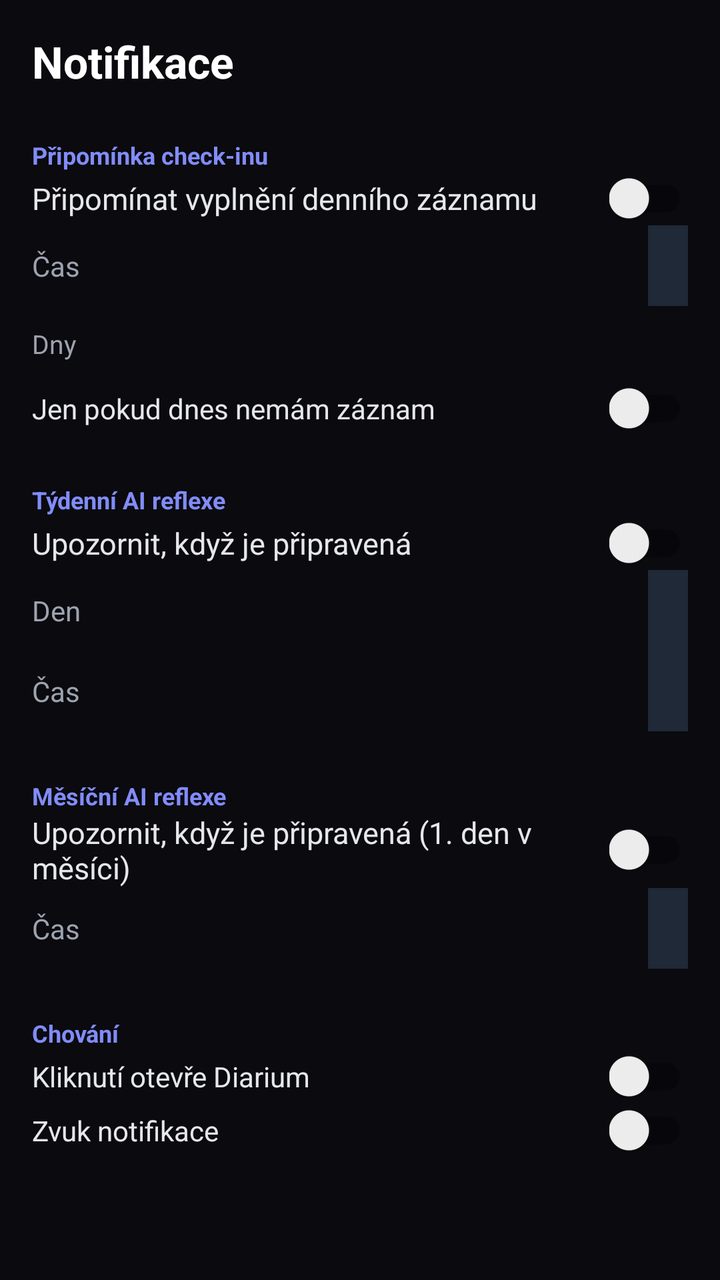
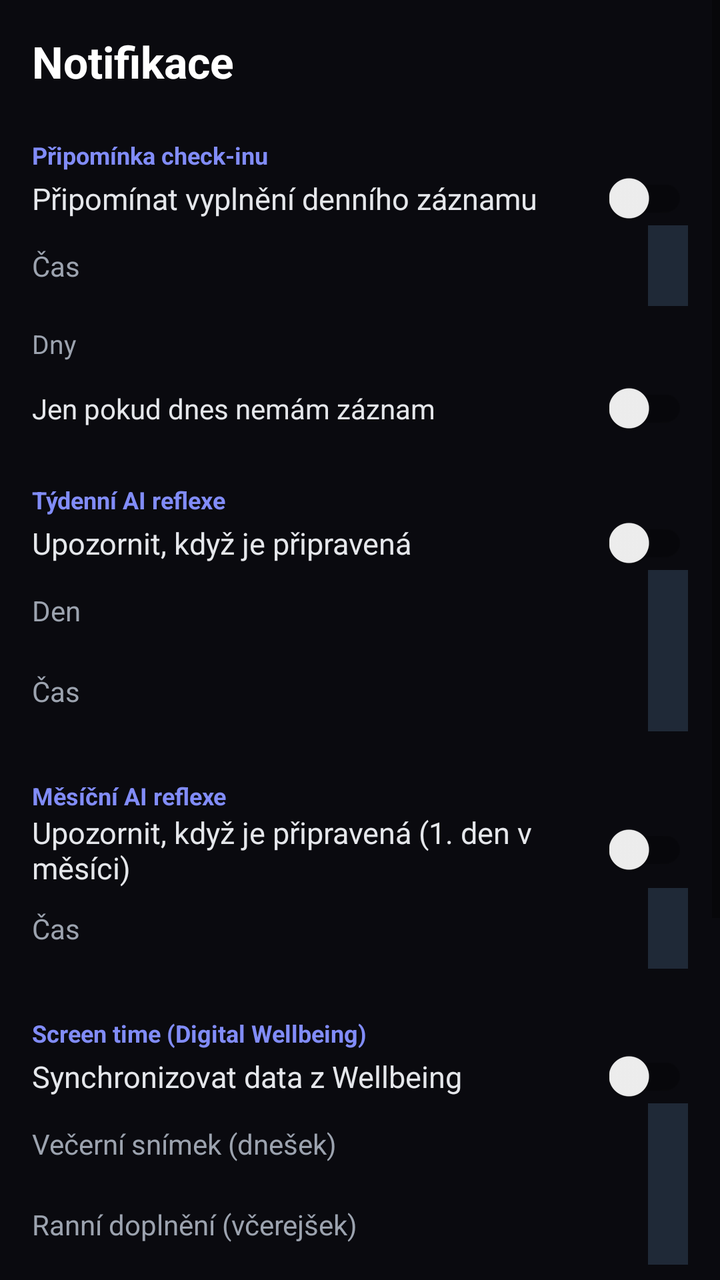

Two renders of the same Android screen: before a commit and after it. Below are the layout's source before the change and the commit's diff.
<!-- AndroidManifest.xml: activity theme Theme.Diarium -->
<!-- res/layout/activity_notification_settings.xml -->
<?xml version="1.0" encoding="utf-8"?>
<ScrollView xmlns:android="http://schemas.android.com/apk/res/android"
    android:layout_width="match_parent"
    android:layout_height="match_parent"
    android:background="#0a0a0f">

    <LinearLayout
        android:layout_width="match_parent"
        android:layout_height="wrap_content"
        android:orientation="vertical"
        android:padding="16dp">

        <TextView
            android:layout_width="wrap_content"
            android:layout_height="wrap_content"
            android:text="Notifikace"
            android:textColor="#ffffff"
            android:textSize="22sp"
            android:textStyle="bold" />

        <TextView
            android:id="@+id/systemStatus"
            android:layout_width="match_parent"
            android:layout_height="wrap_content"
            android:layout_marginTop="12dp"
            android:background="#1f2937"
            android:padding="12dp"
            android:textColor="#fca5a5"
            android:textSize="13sp"
            android:visibility="gone" />

        
        <TextView
            android:layout_width="wrap_content"
            android:layout_height="wrap_content"
            android:layout_marginTop="24dp"
            android:text="Připomínka check-inu"
            android:textColor="#818cf8"
            android:textSize="12sp"
            android:textStyle="bold" />

        <LinearLayout
            android:layout_width="match_parent"
            android:layout_height="wrap_content"
            android:orientation="horizontal"
            android:gravity="center_vertical">
            <TextView
                android:layout_width="0dp"
                android:layout_height="wrap_content"
                android:layout_weight="1"
                android:text="Připomínat vyplnění denního záznamu"
                android:textColor="#e5e7eb"
                android:textSize="15sp" />
            <androidx.appcompat.widget.SwitchCompat
                android:id="@+id/reminderEnabled"
                android:layout_width="wrap_content"
                android:layout_height="wrap_content" />
        </LinearLayout>

        <LinearLayout
            android:layout_width="match_parent"
            android:layout_height="wrap_content"
            android:orientation="horizontal"
            android:gravity="center_vertical">
            <TextView
                android:layout_width="0dp"
                android:layout_height="wrap_content"
                android:layout_weight="1"
                android:text="Čas"
                android:textColor="#9ca3af"
                android:textSize="14sp" />
            <TextView
                android:id="@+id/reminderTime"
                android:layout_width="wrap_content"
                android:layout_height="wrap_content"
                android:background="#1f2937"
                android:padding="10dp"
                android:textColor="#ffffff"
                android:textSize="15sp" />
        </LinearLayout>

        <TextView
            android:layout_width="wrap_content"
            android:layout_height="wrap_content"
            android:layout_marginTop="10dp"
            android:text="Dny"
            android:textColor="#9ca3af"
            android:textSize="13sp" />

        <HorizontalScrollView
            android:layout_width="match_parent"
            android:layout_height="wrap_content">
            <LinearLayout
                android:id="@+id/reminderDaysRow"
                android:layout_width="wrap_content"
                android:layout_height="wrap_content"
                android:orientation="horizontal" />
        </HorizontalScrollView>

        <LinearLayout
            android:layout_width="match_parent"
            android:layout_height="wrap_content"
            android:layout_marginTop="10dp"
            android:orientation="horizontal"
            android:gravity="center_vertical">
            <TextView
                android:layout_width="0dp"
                android:layout_height="wrap_content"
                android:layout_weight="1"
                android:text="Jen pokud dnes nemám záznam"
                android:textColor="#e5e7eb"
                android:textSize="14sp" />
            <androidx.appcompat.widget.SwitchCompat
                android:id="@+id/smartReminder"
                android:layout_width="wrap_content"
                android:layout_height="wrap_content" />
        </LinearLayout>

        
        <TextView
            android:layout_width="wrap_content"
            android:layout_height="wrap_content"
            android:layout_marginTop="24dp"
            android:text="Týdenní AI reflexe"
            android:textColor="#818cf8"
            android:textSize="12sp"
            android:textStyle="bold" />

        <LinearLayout
            android:layout_width="match_parent"
            android:layout_height="wrap_content"
            android:orientation="horizontal"
            android:gravity="center_vertical">
            <TextView
                android:layout_width="0dp"
                android:layout_height="wrap_content"
                android:layout_weight="1"
                android:text="Upozornit, když je připravená"
                android:textColor="#e5e7eb"
                android:textSize="15sp" />
            <androidx.appcompat.widget.SwitchCompat
                android:id="@+id/weeklyEnabled"
                android:layout_width="wrap_content"
                android:layout_height="wrap_content" />
        </LinearLayout>

        <LinearLayout
            android:layout_width="match_parent"
            android:layout_height="wrap_content"
            android:orientation="horizontal"
            android:gravity="center_vertical">
            <TextView
                android:layout_width="0dp"
                android:layout_height="wrap_content"
                android:layout_weight="1"
                android:text="Den"
                android:textColor="#9ca3af"
                android:textSize="14sp" />
            <TextView
                android:id="@+id/weeklyDay"
                android:layout_width="wrap_content"
                android:layout_height="wrap_content"
                android:background="#1f2937"
                android:padding="10dp"
                android:textColor="#ffffff"
                android:textSize="15sp" />
        </LinearLayout>

        <LinearLayout
            android:layout_width="match_parent"
            android:layout_height="wrap_content"
            android:orientation="horizontal"
            android:gravity="center_vertical">
            <TextView
                android:layout_width="0dp"
                android:layout_height="wrap_content"
                android:layout_weight="1"
                android:text="Čas"
                android:textColor="#9ca3af"
                android:textSize="14sp" />
            <TextView
                android:id="@+id/weeklyTime"
                android:layout_width="wrap_content"
                android:layout_height="wrap_content"
                android:background="#1f2937"
                android:padding="10dp"
                android:textColor="#ffffff"
                android:textSize="15sp" />
        </LinearLayout>

        
        <TextView
            android:layout_width="wrap_content"
            android:layout_height="wrap_content"
            android:layout_marginTop="24dp"
            android:text="Měsíční AI reflexe"
            android:textColor="#818cf8"
            android:textSize="12sp"
            android:textStyle="bold" />

        <LinearLayout
            android:layout_width="match_parent"
            android:layout_height="wrap_content"
            android:orientation="horizontal"
            android:gravity="center_vertical">
            <TextView
                android:layout_width="0dp"
                android:layout_height="wrap_content"
                android:layout_weight="1"
                android:text="Upozornit, když je připravená (1. den v měsíci)"
                android:textColor="#e5e7eb"
                android:textSize="15sp" />
            <androidx.appcompat.widget.SwitchCompat
                android:id="@+id/monthlyEnabled"
                android:layout_width="wrap_content"
                android:layout_height="wrap_content" />
        </LinearLayout>

        <LinearLayout
            android:layout_width="match_parent"
            android:layout_height="wrap_content"
            android:orientation="horizontal"
            android:gravity="center_vertical">
            <TextView
                android:layout_width="0dp"
                android:layout_height="wrap_content"
                android:layout_weight="1"
                android:text="Čas"
                android:textColor="#9ca3af"
                android:textSize="14sp" />
            <TextView
                android:id="@+id/monthlyTime"
                android:layout_width="wrap_content"
                android:layout_height="wrap_content"
                android:background="#1f2937"
                android:padding="10dp"
                android:textColor="#ffffff"
                android:textSize="15sp" />
        </LinearLayout>

        
        <TextView
            android:layout_width="wrap_content"
            android:layout_height="wrap_content"
            android:layout_marginTop="24dp"
            android:text="Chování"
            android:textColor="#818cf8"
            android:textSize="12sp"
            android:textStyle="bold" />

        <LinearLayout
            android:layout_width="match_parent"
            android:layout_height="wrap_content"
            android:orientation="horizontal"
            android:gravity="center_vertical">
            <TextView
                android:layout_width="0dp"
                android:layout_height="wrap_content"
                android:layout_weight="1"
                android:text="Kliknutí otevře Diarium"
                android:textColor="#e5e7eb"
                android:textSize="14sp" />
            <androidx.appcompat.widget.SwitchCompat
                android:id="@+id/openOnTap"
                android:layout_width="wrap_content"
                android:layout_height="wrap_content" />
        </LinearLayout>

        <LinearLayout
            android:layout_width="match_parent"
            android:layout_height="wrap_content"
            android:orientation="horizontal"
            android:gravity="center_vertical">
            <TextView
                android:layout_width="0dp"
                android:layout_height="wrap_content"
                android:layout_weight="1"
                android:text="Zvuk notifikace"
                android:textColor="#e5e7eb"
                android:textSize="14sp" />
            <androidx.appcompat.widget.SwitchCompat
                android:id="@+id/soundSwitch"
                android:layout_width="wrap_content"
                android:layout_height="wrap_content" />
        </LinearLayout>

    </LinearLayout>
</ScrollView>
<!-- resources referenced by this layout -->
<resources>
  <style name="Theme.Diarium" parent="Theme.AppCompat.DayNight.NoActionBar">
          <item name="android:windowBackground">#0a0a0f</item>
          <item name="colorPrimary">#6366f1</item>
          <item name="android:statusBarColor">#0a0a0f</item>
          <item name="android:navigationBarColor">#0a0a0f</item>
      </style>
</resources>

<!-- the commit's change to res/layout/activity_notification_settings.xml (unified diff, before → after) -->
@@ -243,6 +243,78 @@
             android:layout_width="wrap_content"
             android:layout_height="wrap_content"
             android:layout_marginTop="24dp"
+            android:text="Screen time (Digital Wellbeing)"
+            android:textColor="#818cf8"
+            android:textSize="12sp"
+            android:textStyle="bold" />
+
+        <LinearLayout
+            android:layout_width="match_parent"
+            android:layout_height="wrap_content"
+            android:orientation="horizontal"
+            android:gravity="center_vertical">
+            <TextView
+                android:layout_width="0dp"
+                android:layout_height="wrap_content"
+                android:layout_weight="1"
+                android:text="Synchronizovat data z Wellbeing"
+                android:textColor="#e5e7eb"
+                android:textSize="15sp" />
+            <androidx.appcompat.widget.SwitchCompat
+                android:id="@+id/screenSyncEnabled"
+                android:layout_width="wrap_content"
+                android:layout_height="wrap_content" />
+        </LinearLayout>
+
+        <LinearLayout
+            android:layout_width="match_parent"
+            android:layout_height="wrap_content"
+            android:orientation="horizontal"
+            android:gravity="center_vertical">
+            <TextView
+                android:layout_width="0dp"
+                android:layout_height="wrap_content"
+                android:layout_weight="1"
+                android:text="Večerní snímek (dnešek)"
+                android:textColor="#9ca3af"
+                android:textSize="14sp" />
+            <TextView
+                android:id="@+id/screenSyncEveningTime"
+                android:layout_width="wrap_content"
+                android:layout_height="wrap_content"
+                android:background="#1f2937"
+                android:padding="10dp"
+                android:textColor="#ffffff"
+                android:textSize="15sp" />
+        </LinearLayout>
+
+        <LinearLayout
+            android:layout_width="match_parent"
+            android:layout_height="wrap_content"
+            android:orientation="horizontal"
+            android:gravity="center_vertical">
+            <TextView
+                android:layout_width="0dp"
+                android:layout_height="wrap_content"
+                android:layout_weight="1"
+                android:text="Ranní doplnění (včerejšek)"
+                android:textColor="#9ca3af"
+                android:textSize="14sp" />
+            <TextView
+                android:id="@+id/screenSyncMorningTime"
+                android:layout_width="wrap_content"
+                android:layout_height="wrap_content"
+                android:background="#1f2937"
+                android:padding="10dp"
+                android:textColor="#ffffff"
+                android:textSize="15sp" />
+        </LinearLayout>
+
+        
+        <TextView
+            android:layout_width="wrap_content"
+            android:layout_height="wrap_content"
+            android:layout_marginTop="24dp"
             android:text="Chování"
             android:textColor="#818cf8"
             android:textSize="12sp"
@@ -282,6 +354,45 @@
                 android:id="@+id/soundSwitch"
                 android:layout_width="wrap_content"
                 android:layout_height="wrap_content" />
+        </LinearLayout>
+
+        
+        <TextView
+            android:layout_width="wrap_content"
+            android:layout_height="wrap_content"
+            android:layout_marginTop="24dp"
+            android:text="O aplikaci"
+            android:textColor="#818cf8"
+            android:textSize="12sp"
+            android:textStyle="bold" />
+
+        <LinearLayout
+            android:layout_width="match_parent"
+            android:layout_height="wrap_content"
+            android:layout_marginTop="8dp"
+            android:background="#1f2937"
+            android:orientation="vertical"
+            android:padding="12dp">
+            <TextView
+                android:id="@+id/appVersion"
+                android:layout_width="wrap_content"
+                android:layout_height="wrap_content"
+                android:textColor="#ffffff"
+                android:textSize="14sp" />
+            <TextView
+                android:id="@+id/appVersionCode"
+                android:layout_width="wrap_content"
+                android:layout_height="wrap_content"
+                android:layout_marginTop="4dp"
+                android:textColor="#9ca3af"
+                android:textSize="12sp" />
+            <TextView
+                android:layout_width="wrap_content"
+                android:layout_height="wrap_content"
+                android:layout_marginTop="8dp"
+                android:text="Vše spouští tato aplikace — žádné serverové crony. Časy si nastavuješ tady."
+                android:textColor="#9ca3af"
+                android:textSize="12sp" />
         </LinearLayout>
 
     </LinearLayout>
